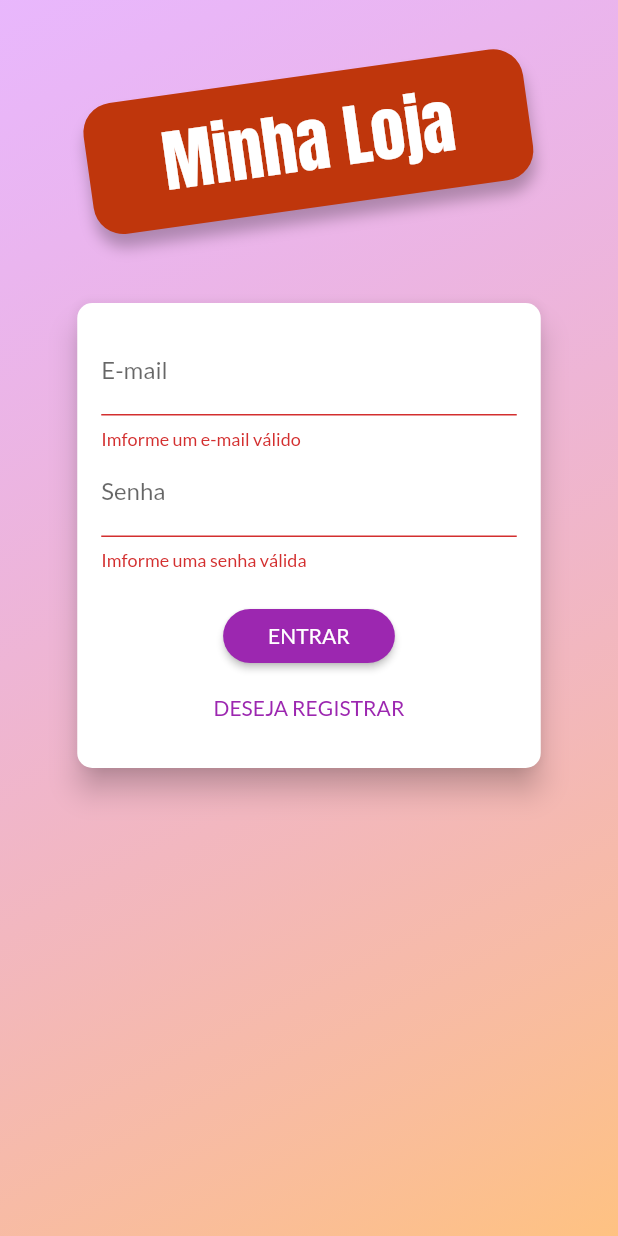
After one commit to silas902/Shop, a Flutter app: the screen it shows after launch, after a tap on "ENTRAR", on a phone screen of 412 x 824 dp. The commit adds this screen. Run offline on Flutter 3.47's test engine with Material 2 defaults, Android fonts, the phone set to English and light mode, and no system bars; missing offline and left inert: dart:ffi; network calls fail.

Commit message:
autentecacao do usuario

```diff
--- a/lib/components/app_drawer.dart
+++ b/lib/components/app_drawer.dart
@@ -19,7 +19,7 @@ class AppDrawer extends StatelessWidget {
             title: Text('Loja'),
             onTap: () {
               Navigator.of(context).pushReplacementNamed(
-                AppRoutes.HOME,
+                AppRoutes.HOME_AUTH,
               );
             },
           ),
--- /dev/null
+++ b/lib/components/form_auth.dart
@@ -0,0 +1,178 @@
+// ignore_for_file: constant_identifier_names
+
+import 'package:flutter/material.dart';
+import 'package:provider/provider.dart';
+import 'package:shop/exceptions/auth_exeception.dart';
+import 'package:shop/models/aut.dart';
+
+enum AuthMode { Signup, Login }
+
+class FormAuth extends StatefulWidget {
+  const FormAuth({Key? key}) : super(key: key);
+
+  @override
+  State<FormAuth> createState() => _FormAuthState();
+}
+
+class _FormAuthState extends State<FormAuth> {
+  final _passwordController = TextEditingController();
+  final _formKey = GlobalKey<FormState>();
+  bool _isLoading = false;
+  AuthMode _authMode = AuthMode.Login;
+
+  Map<String, String> _authData = {
+    'email': '',
+    'password': '',
+  };
+
+  bool _isLogin() => _authMode == AuthMode.Login;
+  bool _isSignup() => _authMode == AuthMode.Signup;
+
+  void _switchAuthMode() {
+    setState(() {
+      if (_isLogin()) {
+        _authMode = AuthMode.Signup;
+      } else {
+        _authMode = AuthMode.Login;
+      }
+    });
+  }
+
+  void _showErrorDialo(String msg) {
+    showDialog(
+      context: context,
+      builder: (ctx) => AlertDialog(
+        title: Text('Ocorreu um erro'),
+        content: Text(msg),
+        actions: [
+          TextButton(
+            onPressed: () => Navigator.of(context).pop(),
+            child: Text('Fechar'),
+          )
+        ],
+      ),
+    );
+  }
+
+  Future<void> _submit() async {
+    final isValid = _formKey.currentState?.validate() ?? false;
+
+    if (!isValid) {
+      return;
+    }
+
+    setState(() => _isLoading = true);
+
+    _formKey.currentState?.save();
+    Aut aut = Provider.of(context, listen: false);
+
+    try {
+      if (_isLogin()) {
+        //Login
+        await aut.login(
+          _authData['email']!,
+          _authData['password']!,
+        );
+      } else {
+        //Registrar
+        await aut.signup(
+          _authData['email']!,
+          _authData['password']!,
+        );
+      }
+    } on AuthException catch (error) {
+      _showErrorDialo(error.toString());
+    } catch (error) {
+      _showErrorDialo('Ocorreu um errro inesperado!');
+    }
+
+    setState(() => _isLoading = false);
+  }
+
+  @override
+  Widget build(BuildContext context) {
+    final diviceSize = MediaQuery.of(context).size;
+    return Card(
+      elevation: 8,
+      shape: RoundedRectangleBorder(borderRadius: BorderRadius.circular(10)),
+      child: Container(
+        padding: const EdgeInsets.all(16),
+        height: _isLogin() ? 310 : 400,
+        width: diviceSize.width * 0.75,
+        child: Form(
+          key: _formKey,
+          child: Column(
+            children: [
+              TextFormField(
+                decoration: InputDecoration(labelText: 'E-mail'),
+                keyboardType: TextInputType.emailAddress,
+                onSaved: (email) => _authData['email'] = email ?? '',
+                validator: (_email) {
+                  final email = _email ?? '';
+                  if (email.trim().isEmpty || !email.contains('@')) {
+                    return 'Imforme um e-mail válido';
+                  }
+                  return null;
+                },
+              ),
+              TextFormField(
+                decoration: InputDecoration(labelText: 'Senha'),
+                keyboardType: TextInputType.emailAddress,
+                obscureText: true,
+                controller: _passwordController,
+                onSaved: (password) => _authData['password'] = password ?? '',
+                validator: (_password) {
+                  final password = _password ?? '';
+                  if (password.isEmpty || password.length < 5) {
+                    return 'Imforme uma senha válida';
+                  }
+                },
+              ),
+              if (_isSignup())
+                TextFormField(
+                  decoration: InputDecoration(labelText: 'Confirmar Senha'),
+                  keyboardType: TextInputType.emailAddress,
+                  obscureText: true,
+                  validator: _isLogin()
+                      ? null
+                      : (_password) {
+                          final password = _password ?? '';
+                          print(_authData['password']);
+                          print(_authData['email']);
+                          if (password == _passwordController.text) {
+                            return null;
+                          }
+                          return 'Senhas não conferem.';
+                        },
+                ),
+              SizedBox(height: 20),
+              if (_isLoading)
+                CircularProgressIndicator()
+              else
+                ElevatedButton(
+                  onPressed: _submit,
+                  child: Text(
+                    _authMode == AuthMode.Login ? 'ENTRAR' : 'REGISTRAR',
+                  ),
+                  style: ElevatedButton.styleFrom(
+                      shape: RoundedRectangleBorder(
+                        borderRadius: BorderRadius.circular(30),
+                      ),
+                      padding: const EdgeInsets.symmetric(
+                        horizontal: 30,
+                        vertical: 8,
+                      )),
+                ),
+              Spacer(),
+              TextButton(
+                onPressed: _switchAuthMode,
+                child:
+                    Text(_isLogin() ? 'DESEJA REGISTRAR' : 'JÁ POSSUI CONTA?'),
+              ),
+            ],
+          ),
+        ),
+      ),
+    );
+  }
+}
--- /dev/null
+++ b/lib/exceptions/auth_exeception.dart
@@ -0,0 +1,19 @@
+class AuthException implements Exception {
+  static const Map<String, String> erros = {
+    'EMAIL_EXISTS': 'E-mail já cadastrado.',
+    'OPERATION_NOT_ALLOWED': 'Operação não permitida!',
+    'TOO_MANY_ATTEMPTS_TRY_LATER': 'Acesso bloqueado temporariamente. Tente mais tarde.',
+    'EMAIL_NOT_FOUND:': 'E-mail não encontrado.',
+    'INVALID_PASSWORD': 'Senha informada não confere.',
+    'USER_DISABLED': 'A conta do usuário foi desabilitado',
+  };
+
+  final String Key;
+
+  AuthException(this.Key);
+
+  @override
+  String toString() {
+    return erros[Key] ?? 'Ocorreu um erro no processo de autenticação.';
+  }
+}
--- /dev/null
+++ b/lib/exceptions/http_excepition.dart
@@ -0,0 +1,14 @@
+class HttpException implements Exception {
+  final String msg;
+  final int statusCode;
+
+  HttpException({
+    required this.msg,
+    required this.statusCode
+  });
+
+  @override
+  String toString() {
+    return msg;
+  }
+}
--- a/lib/main.dart
+++ b/lib/main.dart
@@ -2,13 +2,16 @@ import 'package:flutter/material.dart';
 import 'package:provider/provider.dart';
 import 'package:shop/models/cart.dart';
 import 'package:shop/models/order_list.dart';
+import 'package:shop/pages/auth_page.dart';
 import 'package:shop/pages/cart_page.dart';
+import 'package:shop/pages/home_auth.dart';
 import 'package:shop/pages/orders_page.dart';
 import 'package:shop/pages/product_detail_page.dart';
 import 'package:shop/pages/product_form_page.dart';
 import 'package:shop/pages/products_overview_page.dart';
 import 'package:shop/pages/products_page.dart';
 import 'package:shop/utils/app_routes.dart';
+import 'models/aut.dart';
 import 'models/product_list.dart';
 
 void main() {
@@ -16,28 +19,44 @@ void main() {
 }
 
 class MyApp extends StatelessWidget {
-
   @override
   Widget build(BuildContext context) {
     return MultiProvider(
       providers: [
         ChangeNotifierProvider(
-          create: (_) => ProductList(),
+          create: (_) => Aut(),
+        ),
+        ChangeNotifierProxyProvider<Aut, ProductList>(
+          create: (_) => ProductList('', []),
+          update: (ctx, aut, previous) {
+            return ProductList(
+              aut.token ?? '',
+              previous?.items ?? [],
+            );
+          },
+        ),
+        ChangeNotifierProxyProvider<Aut, OrderList>(
+          create: (_) => OrderList('', []),
+          update: (ctx, aut, previous) {
+            return OrderList(
+              aut.token ?? '',
+              previous?.items ?? [],
+            );
+          },
         ),
         ChangeNotifierProvider(
           create: (_) => Cart(),
         ),
-        ChangeNotifierProvider(
-          create: (_) => OrderList(),
-        ),
       ],
       child: MaterialApp(
         theme: ThemeData(
-          fontFamily: 'Lato', colorScheme: ColorScheme.fromSwatch(primarySwatch: Colors.purple).copyWith(secondary: Colors.deepOrange),
+          fontFamily: 'Lato',
+          colorScheme: ColorScheme.fromSwatch(primarySwatch: Colors.purple)
+              .copyWith(secondary: Colors.deepOrange),
         ),
         // home: ProductsOverviewPage(),
         routes: {
-          AppRoutes.HOME: (ctx) => ProductsOverviewPage(),
+          AppRoutes.HOME_AUTH: (ctx) => HomeAuth(),
           AppRoutes.PRODUCT_DETAIL: (ctx) => ProductDetailPage(),
           AppRoutes.CART: (ctx) => CartPage(),
           AppRoutes.ORDERS: (ctx) => OrdersPage(),
--- /dev/null
+++ b/lib/pages/auth_page.dart
@@ -0,0 +1,71 @@
+import 'dart:math';
+import 'package:flutter/material.dart';
+import 'package:shop/components/form_auth.dart';
+
+class AuthPage extends StatelessWidget {
+  const AuthPage({Key? key}) : super(key: key);
+
+  @override
+  Widget build(BuildContext context) {
+    return Scaffold(
+      body: Stack(
+            children: [
+              Container(
+                decoration: const BoxDecoration(
+                  gradient: LinearGradient(colors: [
+                    Color.fromRGBO(215, 117, 255, 0.5),
+                    Color.fromRGBO(255, 188, 117, 0.9),
+                  ], begin: Alignment.topLeft, end: Alignment.bottomRight),
+                ),
+              ),
+
+              SingleChildScrollView (
+                child: Column(
+                  mainAxisAlignment: MainAxisAlignment.center,
+                  crossAxisAlignment: CrossAxisAlignment.center,
+
+                  children: [
+                    Row(
+                      mainAxisAlignment: MainAxisAlignment.center,
+                      children: [
+                        Container(
+                          margin: const EdgeInsets.only(
+                            bottom: 40, top: 70,
+                          ),
+                          padding: const EdgeInsets.symmetric(
+                            vertical: 10,
+                            horizontal: 50,
+                          ),
+                          // cascade operator (..)
+                          transform: Matrix4.rotationZ(-8 * pi / 180)..translate(-15.0),
+                          decoration: BoxDecoration(
+                            borderRadius: BorderRadius.circular(20),
+                            color: Colors.deepOrange.shade900,
+                            boxShadow: const [
+                              BoxShadow(
+                                blurRadius: 8,
+                                color: Colors.black26,
+                                offset: Offset(0, 9),
+                              )
+                            ]
+                          ),
+                          child: Text(
+                            'Minha Loja',
+                            style: TextStyle(
+                              fontSize: 45,
+                              fontFamily: 'Anton',
+                              color: Theme.of(context).accentTextTheme.headline6?.color,
+                            ),
+                          ),
+                        ),
+                      ],
+                    ),
+                     const FormAuth(),
+                  ],
+                ),
+              ),
+            ],
+      ),
+    );
+  }
+}
--- /dev/null
+++ b/lib/pages/home_auth.dart
@@ -0,0 +1,15 @@
+import 'package:flutter/material.dart';
+import 'package:provider/provider.dart';
+import 'package:shop/models/aut.dart';
+import 'package:shop/pages/auth_page.dart';
+import 'package:shop/pages/products_overview_page.dart';
+
+class HomeAuth extends StatelessWidget {
+  const HomeAuth({ Key? key }) : super(key: key);
+
+  @override
+  Widget build(BuildContext context) {
+    Aut aut = Provider.of(context);
+    return aut.isAuth ? ProductsOverviewPage(): AuthPage();
+  }
+}
--- a/lib/pages/product_form_page.dart
+++ b/lib/pages/product_form_page.dart
@@ -86,6 +86,8 @@ class _ProductFormPageState extends State<ProductFormPage> {
         context,
         listen: false,
       ).saveProduct(_formData);
+
+      Navigator.of(context).pop();
     } catch (error) {
       await showDialog<void>(
         context: context,
@@ -103,8 +105,6 @@ class _ProductFormPageState extends State<ProductFormPage> {
     } finally {
       setState(() {
         _isLoading = false;
-
-        Navigator.of(context).pop();
       });
     }
   }
--- a/lib/utils/app_routes.dart
+++ b/lib/utils/app_routes.dart
@@ -1,5 +1,5 @@
 class AppRoutes {
-  static const HOME = '/';
+  static const HOME_AUTH = '/';
   static const PRODUCT_DETAIL = '/product-detail';
   static const CART = '/cart';
   static const ORDERS = '/orders';
--- /dev/null
+++ b/lib/utils/constantes.dart
@@ -0,0 +1,5 @@
+class Constantes {
+  static const productBaseUrl = 'https://shop-coder-98e4c-default-rtdb.firebaseio.com/product';
+  static const orderBaseUrl = 'https://shop-coder-98e4c-default-rtdb.firebaseio.com/orders';
+  static const webApiKey =  'AIzaSyDJzwXCvF2-YiJhfri38jJU9S2YT4gpq0w';
+}
```
Also changed, not shown: lib/components/product_grid_item.dart (+7 -5 lines), lib/components/product_item.dart (+20 -5 lines), lib/models/aut.dart (added, +70 -0 lines), lib/models/order_list.dart (+63 -4 lines), lib/models/product.dart (+25 -1 lines), lib/models/product_list.dart (+39 -10 lines), lib/pages/cart_page.dart (+41 -16 lines), lib/pages/orders_page.dart (+19 -6 lines), lib/pages/products_overview_page.dart (+8 -4 lines), lib/pages/products_page.dart (+13 -1 lines).
